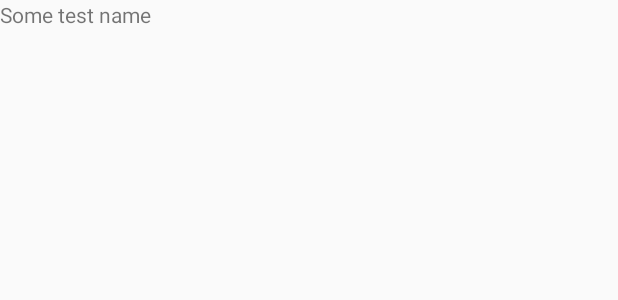
After one commit to CODER591/ExamApplication, an Android app: the layout fragment_start_test_page.xml on its own in the app's theme, with its tools: preview values and no code run, on a phone screen of 412 x 824 dp. The commit adds this screen. Shown: the top 300 px of the screen. Run offline under Robolectric (Android 15) with nearby library versions, the phone set to English and light mode, and no system bars.

```diff
--- a/app/src/main/java/com/example/testsapplication/model/Exam.java
+++ b/app/src/main/java/com/example/testsapplication/model/Exam.java
@@ -47,10 +47,10 @@ public class Exam {
                 return mQuizList.get(mPosition);  //refactor
         }
 
-        public String getExamName(){
+        public String getName(){
                 return mExamName;
         }
-        public String getExamDescription() {
+        public String getDescription() {
                 return mExamDescription;
         }
 
--- a/app/src/main/res/layout/fragment_question.xml
+++ b/app/src/main/res/layout/fragment_question.xml
@@ -42,7 +42,7 @@
     <RadioGroup
 
         android:layout_marginTop="50dp"
-        android:id="@+id/groupradio"
+        android:id="@+id/answers_radio_group"
         android:layout_marginLeft="10dp"
         android:layout_width="wrap_content"
         android:layout_height="wrap_content"
--- /dev/null
+++ b/app/src/main/res/layout/fragment_start_test_page.xml
@@ -0,0 +1,14 @@
+<?xml version="1.0" encoding="utf-8"?>
+<FrameLayout xmlns:android="http://schemas.android.com/apk/res/android"
+    xmlns:tools="http://schemas.android.com/tools"
+    android:layout_width="match_parent"
+    android:layout_height="match_parent"
+    tools:context=".StartTestPageFragment">
+
+    <!-- TODO: Update blank fragment layout -->
+    <TextView
+        android:layout_width="match_parent"
+        android:layout_height="match_parent"
+        android:text="@string/hello_blank_fragment" />
+
+</FrameLayout>
```
Also changed, not shown: app/src/main/java/com/example/testsapplication/ExamActivity.java (+7 -2 lines), app/src/main/java/com/example/testsapplication/QuestionFragment.java (+27 -2 lines), app/src/main/java/com/example/testsapplication/StartTestPageFragment.java (added, +64 -0 lines), app/src/main/java/com/example/testsapplication/testmanager/TestAdapter.java (+10 -10 lines), app/src/main/java/com/example/testsapplication/testmanager/TestManager.java (+7 -8 lines).
